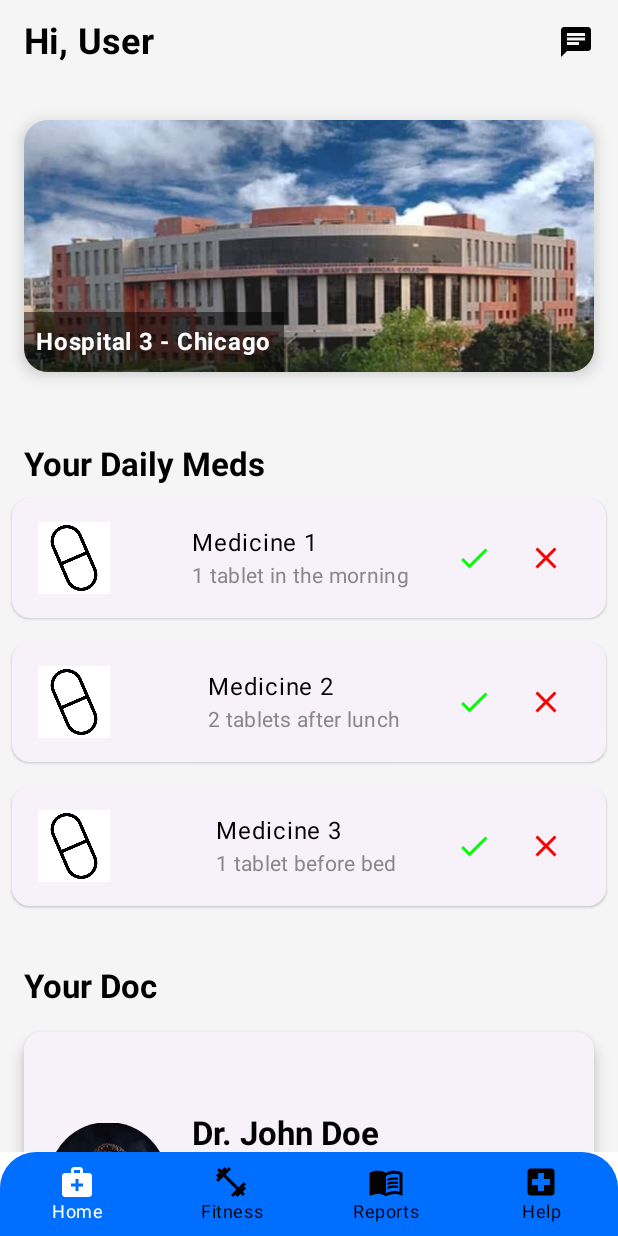
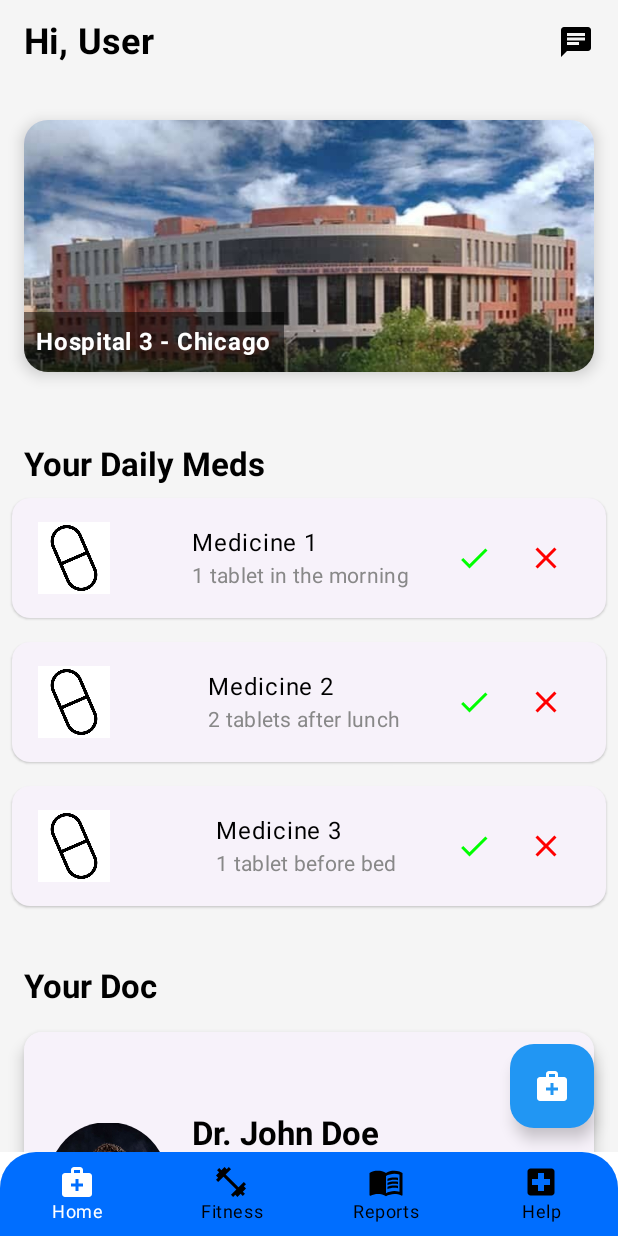
Before and after one commit to SahilKumar75/MediGo, an Android app built with Jetpack Compose: the screen it shows after launch (MainActivity), on a phone screen of 412 x 824 dp. Run offline under Robolectric (Android 15) with nearby library versions, the phone set to English and light mode, and no system bars; our stand-ins replace accompanist.

Commit message:
chat navigatio updated

```diff
--- a/app/src/main/java/com/example/musical/MainView.kt
+++ b/app/src/main/java/com/example/musical/MainView.kt
@@ -90,7 +90,7 @@ fun MainView() {
     Scaffold(
         scaffoldState = scaffoldState,
         topBar = {
-            if (currentRoute !in listOf(Screen.Chat.route, "chat_screen/{chatItem}")) { // Conditionally show top bar
+            if (currentRoute !in listOf("chatRoute", "medChatScreen/{chatId}")) { // Conditionally show top bar
                 TopAppBar(
                     title = {
                         if (currentScreen is Screen.BottomScreen.Home) {
@@ -107,10 +107,10 @@ fun MainView() {
                     backgroundColor = Color(0xFFF5F5F5),
                     elevation = 0.dp,
                     actions = {
-                        if (currentRoute != Screen.Chat.route) {
+                        if (currentRoute != "chatRoute") {
                             IconButton(
                                 onClick = {
-                                    navController.navigate(Screen.Chat.route)
+                                    navController.navigate("chatRoute")
                                 }
                             ) {
                                 Icon(imageVector = Icons.Default.Chat, contentDescription = null, tint = Color.Black)
--- a/app/src/main/java/com/example/musical/navgraph/NavGraph.kt
+++ b/app/src/main/java/com/example/musical/navgraph/NavGraph.kt
@@ -17,10 +17,10 @@ import com.example.musical.presentation.accounts.AccountView
 import com.example.musical.presentation.accounts.LogOut
 import com.example.musical.presentation.chat.ChatHomeScreen
 import com.example.musical.presentation.chat.ChatScreen
-import com.example.musical.presentation.chat.components.ChatItem
+import com.example.musical.presentation.chat.components.MedChatHomeScreen
+import com.example.musical.presentation.chat.components.MedChatScreen
 import com.example.musical.presentation.help.Help
 import com.example.musical.presentation.home.HomeScreen
-import com.google.gson.Gson
 
 @Composable
 fun Navigation(navController: NavController, viewModel: MainViewModel, pd: PaddingValues) {
@@ -47,16 +47,25 @@ fun Navigation(navController: NavController, viewModel: MainViewModel, pd: Paddi
         composable(Screen.DrawerScreen.Subscription.route) {
             LogOut()
         }
-        composable(Screen.Chat.route) {
+        composable("chatRoute") {
             ChatHomeScreen(navController = navController)
         }
+        composable("medChatRoute") {
+            MedChatHomeScreen(navController = navController)
+        }
         composable(
-            route = "chat_screen/{chatItem}",
-            arguments = listOf(navArgument("chatItem") { type = NavType.StringType })
+            route = "chat_screen/{chatItemJson}",
+            arguments = listOf(navArgument("chatItemJson") { type = NavType.StringType })
         ) { backStackEntry ->
-            val chatItemJson = backStackEntry.arguments?.getString("chatItem")
-            val chatItem = Gson().fromJson(chatItemJson, ChatItem::class.java)
-            ChatScreen(navController = navController, chatItem = chatItem)
+            val chatItemJson = backStackEntry.arguments?.getString("chatItemJson") ?: ""
+            ChatScreen(navController = navController, chatItemJson = chatItemJson)
+        }
+        composable(
+            route = "medChatScreen/{chatId}",
+            arguments = listOf(navArgument("chatId") { type = NavType.IntType })
+        ) { backStackEntry ->
+            val chatId = backStackEntry.arguments?.getInt("chatId") ?: 0
+            MedChatScreen(navController = navController, chatId = chatId)
         }
     }
 }
--- a/app/src/main/java/com/example/musical/presentation/chat/ChatScreen.kt
+++ b/app/src/main/java/com/example/musical/presentation/chat/ChatScreen.kt
@@ -27,6 +27,7 @@ import androidx.navigation.NavController
 import coil.compose.rememberImagePainter
 import com.example.musical.R
 import com.example.musical.presentation.chat.components.ChatItem
+import com.google.gson.Gson
 import java.io.File
 import java.io.IOException
 
@@ -34,7 +35,8 @@ data class Message(val text: String, val imageUri: Uri? = null, val fileUri: Uri
 
 @OptIn(ExperimentalMaterial3Api::class)
 @Composable
-fun ChatScreen(navController: NavController, chatItem: ChatItem) {
+fun ChatScreen(navController: NavController, chatItemJson: String) {
+    val chatItem = Gson().fromJson(chatItemJson, ChatItem::class.java)
     var message by remember { mutableStateOf(TextFieldValue("")) }
     val messages = remember { mutableStateListOf<Message>() }
     var isRecording by remember { mutableStateOf(false) }
--- a/app/src/main/java/com/example/musical/presentation/home/HomeScreen.kt
+++ b/app/src/main/java/com/example/musical/presentation/home/HomeScreen.kt
@@ -4,7 +4,7 @@ import androidx.compose.foundation.background
 import androidx.compose.foundation.gestures.detectHorizontalDragGestures
 import androidx.compose.foundation.layout.*
 import androidx.compose.material.icons.Icons
-import androidx.compose.material.icons.filled.Chat
+import androidx.compose.material.icons.filled.MedicalServices
 import androidx.compose.material3.*
 import androidx.compose.runtime.*
 import androidx.compose.ui.Alignment
@@ -13,7 +13,6 @@ import androidx.compose.ui.graphics.Color
 import androidx.compose.ui.input.pointer.pointerInput
 import androidx.compose.ui.text.font.FontWeight
 import androidx.compose.ui.unit.dp
-import androidx.compose.ui.unit.sp
 import androidx.navigation.NavController
 import androidx.compose.foundation.lazy.LazyColumn
 import androidx.compose.foundation.lazy.items
@@ -45,6 +44,17 @@ fun HomeScreen(navController: NavController) {
     )
 
     Scaffold(
+        floatingActionButton = {
+            FloatingActionButton(
+                onClick = {
+                    navController.navigate("medChatRoute")
+                },
+                containerColor = MaterialTheme.colorScheme.primary,
+                contentColor = Color.White
+            ) {
+                Icon(Icons.Filled.MedicalServices, contentDescription = "Diagnose")
+            }
+        },
         content = { padding ->
             Box(
                 modifier = Modifier
@@ -54,7 +64,7 @@ fun HomeScreen(navController: NavController) {
                         detectHorizontalDragGestures { change, dragAmount ->
                             offsetX += dragAmount
                             if (offsetX < -300) { // Detect left to right swipe
-                                navController.navigate("chatRoute")
+                                navController.navigate("medChatRoute")
                             }
                             if (abs(offsetX) > 10) {
                                 change.consume()
```
Also changed, not shown: app/src/main/java/com/example/musical/presentation/chat/components/ChatItemView.kt (+4 -5 lines), app/src/main/java/com/example/musical/presentation/chat/components/MedChatHomeScreen.kt (added, +62 -0 lines), app/src/main/java/com/example/musical/presentation/chat/components/MedChatItem.kt (added, +8 -0 lines), app/src/main/java/com/example/musical/presentation/chat/components/MedChatScreen.kt (added, +132 -0 lines).
